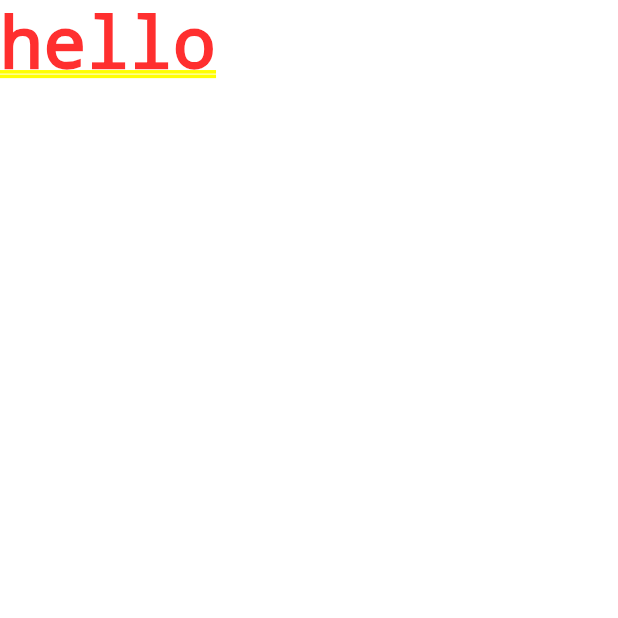
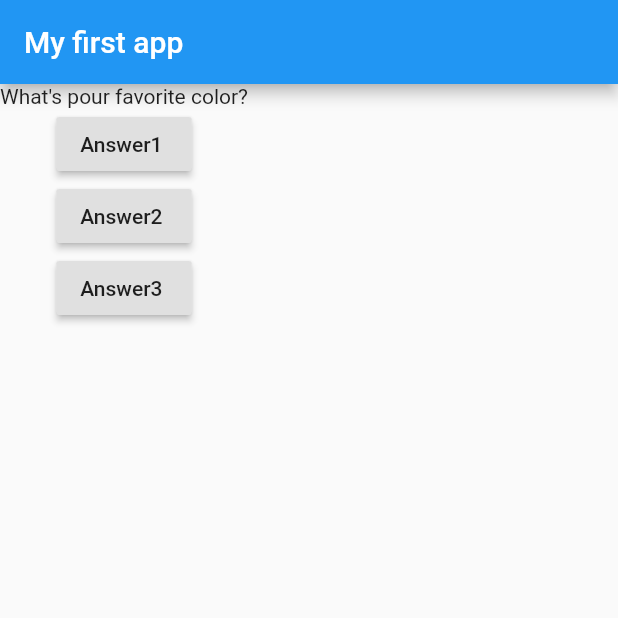
Before and after one commit to jiahaoliuliu/FlutterAndDartTheCompleteGuide-2022Edition, a Flutter app: the screen it shows after launch, on a phone screen of 412 x 824 dp, the top half of it. Run offline on Flutter 3.47's test engine with Material 2 defaults, Android fonts, the phone set to English and light mode, and no system bars.

Commit message:
Added Question stateless widget

```diff
--- a/section2/flutter_complete_guide/lib/main.dart
+++ b/section2/flutter_complete_guide/lib/main.dart
@@ -1,12 +1,60 @@
 import 'package:flutter/material.dart';
+import './question.dart';
 
 void main() {
   runApp(MyApp());
 }
 
-class MyApp extends StatelessWidget {
+class MyApp extends StatefulWidget {
+  @override
+  State<StatefulWidget> createState() {
+    return _MyAppState();
+  }
+}
+
+class _MyAppState extends State<MyApp> {
+  var _questionIndex = 0;
+
+  void _answerQuestion() {
+    setState(() {
+      _questionIndex = _questionIndex + 1;
+    });
+    print(_questionIndex);
+    print('Answer Chosen');
+  }
+
   @override
   Widget build(BuildContext context) {
-    return MaterialApp(home: Text('hello'));
+    var _questions = [
+      "What's pour favorite color?",
+      "What's your favorite animal?",
+    ];
+    return MaterialApp(
+      home: Scaffold(
+        appBar: AppBar(
+          title: Text('My first app'),
+        ),
+        body: Column(
+          children: [
+            Question(_questions[_questionIndex]),
+            RaisedButton(
+              child: Text("Answer1 "),
+              onPressed: _answerQuestion,
+            ),
+            RaisedButton(
+              child: Text("Answer2 "),
+              onPressed: () => print('Answer 2 chosen'),
+            ),
+            RaisedButton(
+              child: Text("Answer3 "),
+              onPressed: () {
+                //
+                print('Answer 3 chosen');
+              },
+            ),
+          ],
+        ),
+      ),
+    );
   }
 }
--- /dev/null
+++ b/section2/flutter_complete_guide/lib/question.dart
@@ -0,0 +1,12 @@
+import 'package:flutter/material.dart';
+
+class Question extends StatelessWidget {
+  String questionText;
+
+  Question(this.questionText);
+
+  @override
+  Widget build(BuildContext context) {
+    return Text(questionText);
+  }
+}
```
